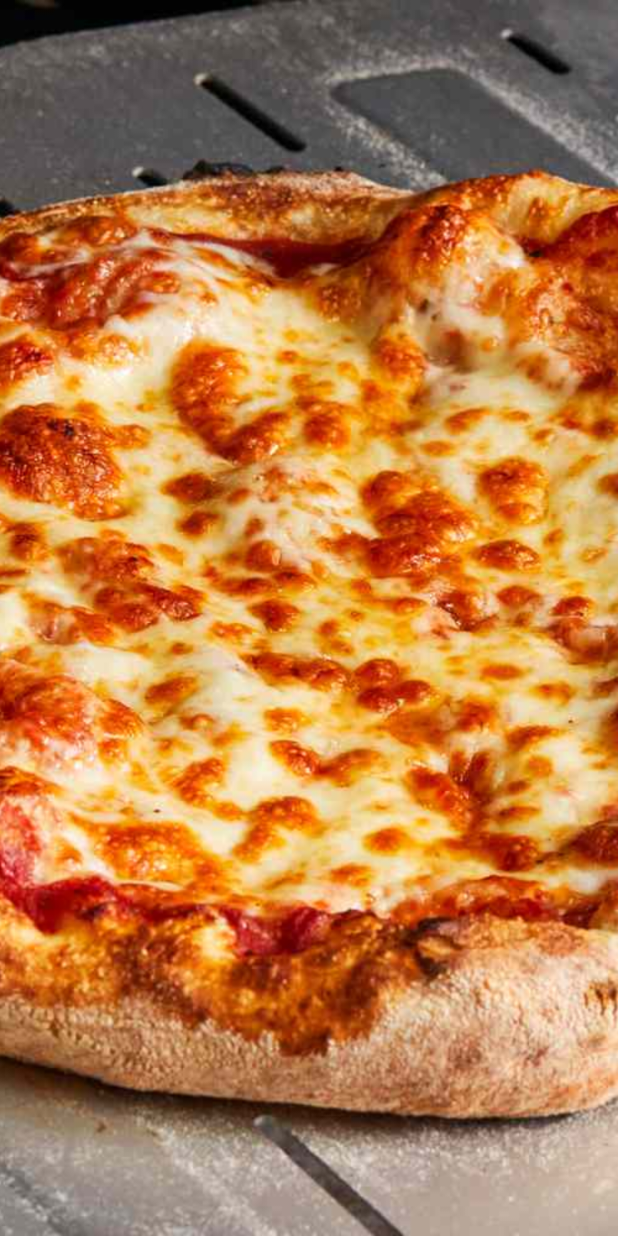
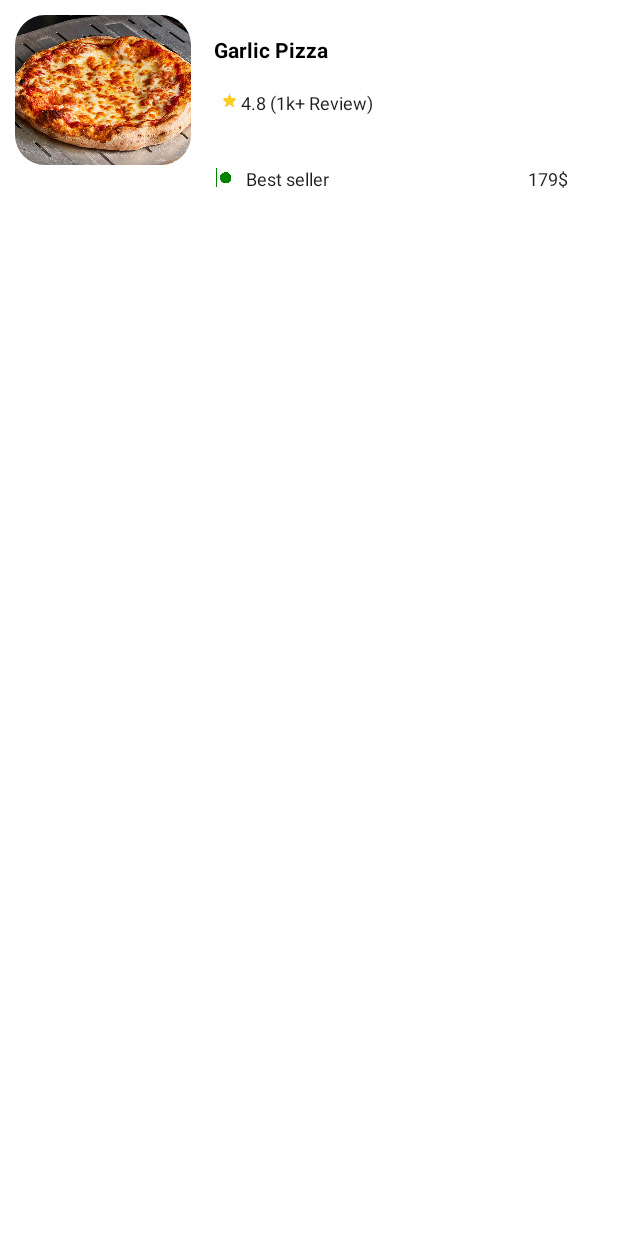
Before and after one commit to chiragpatel047/FoodExpressUserApp, an Android app built with Jetpack Compose: the @Preview function DishMenuSingle, on a phone screen of 412 x 824 dp. Run offline under Robolectric (Android 15) with nearby library versions, the phone set to English and light mode, and no system bars.

Commit message:
restaurant-single-screen-ui-1

```diff
--- a/app/src/main/java/com/foodapp/foodexpress/Components/DishMenuSingle.kt
+++ b/app/src/main/java/com/foodapp/foodexpress/Components/DishMenuSingle.kt
@@ -1,30 +1,115 @@
 package com.foodapp.foodexpress.Components
 
 import androidx.compose.foundation.Image
+import androidx.compose.foundation.background
+import androidx.compose.foundation.layout.Arrangement
 import androidx.compose.foundation.layout.Box
 import androidx.compose.foundation.layout.Column
 import androidx.compose.foundation.layout.Row
+import androidx.compose.foundation.layout.Spacer
+import androidx.compose.foundation.layout.fillMaxWidth
+import androidx.compose.foundation.layout.height
+import androidx.compose.foundation.layout.padding
+import androidx.compose.foundation.layout.size
+import androidx.compose.foundation.shape.RoundedCornerShape
+import androidx.compose.material3.Icon
+import androidx.compose.material3.MaterialTheme
+import androidx.compose.material3.Text
 import androidx.compose.runtime.Composable
+import androidx.compose.ui.Alignment
+import androidx.compose.ui.Modifier
+import androidx.compose.ui.draw.clip
+import androidx.compose.ui.graphics.Color
 import androidx.compose.ui.layout.ContentScale
 import androidx.compose.ui.res.painterResource
+import androidx.compose.ui.text.font.FontWeight
+import androidx.compose.ui.text.style.TextAlign
+import androidx.compose.ui.tooling.preview.Preview
+import androidx.compose.ui.unit.dp
+import androidx.compose.ui.unit.sp
 import com.foodapp.foodexpress.R
 
+@Preview(showSystemUi = true, showBackground = true)
 @Composable
 fun DishMenuSingle() {
 
-    Row() {
-        Column() {
+    Row(modifier = Modifier.fillMaxWidth().padding(10.dp)) {
+        Column(modifier = Modifier
+            .weight(0.3f)
+            .height(100.dp)) {
             Image(
                 painter = painterResource(id = R.drawable.temp_cat_1),
                 contentDescription = "",
-                contentScale = ContentScale.Crop
+                contentScale = ContentScale.Crop,
+                modifier = Modifier.clip(RoundedCornerShape(20.dp))
             )
+        }
+        Column(modifier = Modifier.weight(0.7f)) {
+            Text(
+                text = "Garlic Pizza",
+                fontSize = 14.sp,
+                fontWeight = FontWeight.Bold,
+                style = MaterialTheme.typography.titleLarge,
+                modifier = Modifier.padding(15.dp, 10.dp, 15.dp, 0.dp)
+            )
+            Row(
+                modifier = Modifier
+                    .padding(15.dp, 2.dp, 15.dp, 0.dp),
+                verticalAlignment = Alignment.CenterVertically,
+                horizontalArrangement = Arrangement.SpaceBetween
+            ) {
+                Icon(
+                    painter = painterResource(id = R.drawable.staricon),
+                    contentDescription = "",
+                    tint = Color(0xFFFFCB25),
+                    modifier = Modifier
+                        .size(15.dp)
+                        .padding(5.dp, 0.dp, 0.dp, 2.dp)
+                )
+                Text(
+                    text = "4.8 (1k+ Review)",
+                    textAlign = TextAlign.Center,
+                    fontSize = 12.sp,
+                    color = MaterialTheme.colorScheme.onBackground,
+                    style = MaterialTheme.typography.titleLarge,
+                    modifier = Modifier.padding(2.dp, 5.dp, 8.dp, 2.dp)
+                )
+            }
 
-        }
-        Column() {
-            Row {
+            Row(
+                modifier = Modifier
+                    .fillMaxWidth()
+                    .padding(15.dp),
+                verticalAlignment = Alignment.CenterVertically,
+                horizontalArrangement = Arrangement.SpaceBetween
+            ) {
+                Row(verticalAlignment = Alignment.CenterVertically) {
+                    Image(
+                        painter = painterResource(id = R.drawable.vegicon),
+                        contentDescription = "",
+                        modifier = Modifier.size(15.dp)
+                    )
+                    Spacer(modifier = Modifier.padding(2.dp))
+                    Text(
+                        text = "Best seller",
+                        textAlign = TextAlign.Center,
+                        fontSize = 12.sp,
+                        color = MaterialTheme.colorScheme.onBackground,
+                        style = MaterialTheme.typography.titleLarge,
+                        modifier = Modifier.padding(2.dp, 5.dp, 8.dp, 2.dp)
+                    )
+                }
 
+                Text(
+                    text = "179$",
+                    textAlign = TextAlign.Center,
+                    fontSize = 12.sp,
+                    color = MaterialTheme.colorScheme.onBackground,
+                    style = MaterialTheme.typography.titleLarge,
+                    modifier = Modifier.padding(2.dp, 5.dp, 8.dp, 2.dp)
+                )
             }
+
         }
     }
 
--- a/app/src/main/java/com/foodapp/foodexpress/MainActivity.kt
+++ b/app/src/main/java/com/foodapp/foodexpress/MainActivity.kt
@@ -43,7 +43,7 @@ class MainActivity : ComponentActivity() {
     @Composable
     fun App() {
         val navController = rememberNavController()
-        NavHost(navController = navController, startDestination = "main") {
+        NavHost(navController = navController, startDestination = "starter") {
             composable(route = "starter") {
                 StarterScreen(navController)
             }
--- a/app/src/main/java/com/foodapp/foodexpress/NavigationScreens/MenuSubScreen.kt
+++ b/app/src/main/java/com/foodapp/foodexpress/NavigationScreens/MenuSubScreen.kt
@@ -1,15 +1,25 @@
 package com.foodapp.foodexpress.NavigationScreens
 
 import androidx.compose.foundation.layout.Column
+import androidx.compose.foundation.rememberScrollState
+import androidx.compose.foundation.verticalScroll
 import androidx.compose.material3.MaterialTheme
 import androidx.compose.material3.Text
 import androidx.compose.runtime.Composable
+import androidx.compose.ui.Modifier
 import androidx.compose.ui.unit.sp
+import com.foodapp.foodexpress.Components.DishMenuSingle
 
 @Composable
 fun MenuSubScreen() {
 
-    Column {
-        Text("Menu", style = MaterialTheme.typography.titleLarge, fontSize = 24.sp)
+    val scrollState = rememberScrollState()
+
+    Column(Modifier.verticalScroll(scrollState)) {
+        val menuItems = listOf("panner", "chicken", "tickka", "pizza", "burger", "rolls")
+
+        menuItems.forEach {
+            DishMenuSingle()
+        }
     }
 }
```
